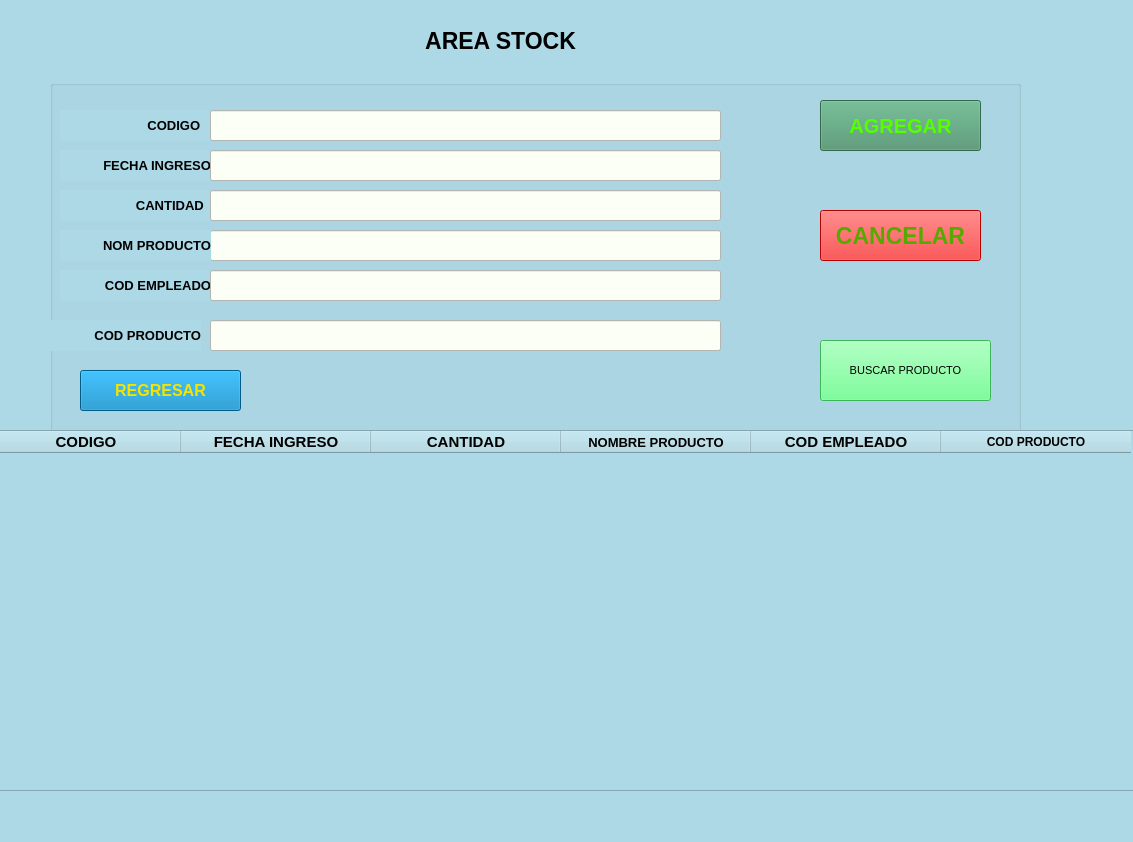
Before: the Qt Designer form view/registrarstock.ui in arturito76/proyecto, drawn with Qt 5.
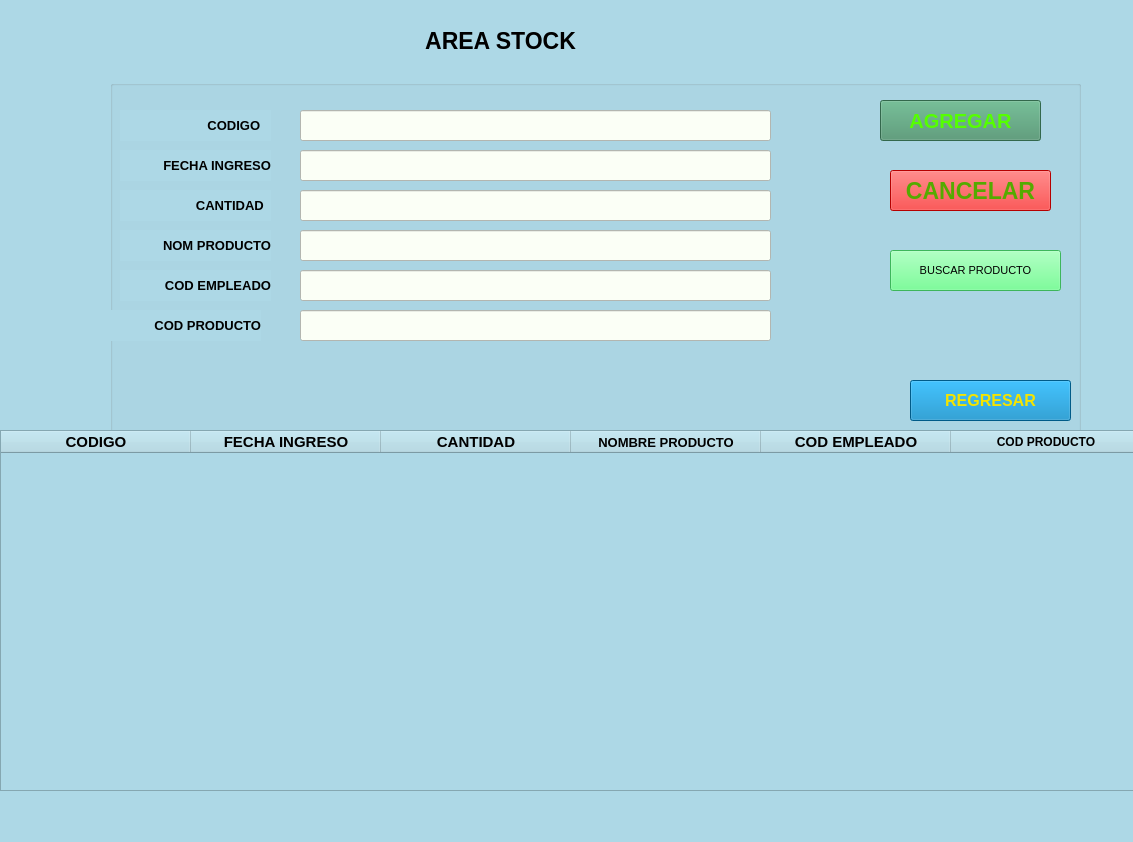
After: the same form once the commit is applied.

The edit to the form file:
```diff
--- a/view/registrarstock.ui
+++ b/view/registrarstock.ui
@@ -44,7 +44,7 @@
    <widget class="QGroupBox" name="groupBox">
     <property name="geometry">
      <rect>
-      <x>50</x>
+      <x>110</x>
       <y>80</y>
       <width>971</width>
       <height>371</height>
@@ -82,9 +82,9 @@
     <widget class="QLineEdit" name="codstock">
      <property name="geometry">
       <rect>
-       <x>160</x>
+       <x>190</x>
        <y>30</y>
-       <width>511</width>
+       <width>471</width>
        <height>31</height>
       </rect>
      </property>
@@ -121,9 +121,9 @@
     <widget class="QLineEdit" name="fechastock">
      <property name="geometry">
       <rect>
-       <x>160</x>
+       <x>190</x>
        <y>70</y>
-       <width>511</width>
+       <width>471</width>
        <height>31</height>
       </rect>
      </property>
@@ -160,9 +160,9 @@
     <widget class="QLineEdit" name="cantidadstock">
      <property name="geometry">
       <rect>
-       <x>160</x>
+       <x>190</x>
        <y>110</y>
-       <width>511</width>
+       <width>471</width>
        <height>31</height>
       </rect>
      </property>
@@ -176,9 +176,9 @@
     <widget class="QLineEdit" name="nombrestock">
      <property name="geometry">
       <rect>
-       <x>160</x>
+       <x>190</x>
        <y>150</y>
-       <width>511</width>
+       <width>471</width>
        <height>31</height>
       </rect>
      </property>
@@ -238,9 +238,9 @@
     <widget class="QLineEdit" name="codemple">
      <property name="geometry">
       <rect>
-       <x>160</x>
+       <x>190</x>
        <y>190</y>
-       <width>511</width>
+       <width>471</width>
        <height>31</height>
       </rect>
      </property>
@@ -257,7 +257,7 @@
        <x>770</x>
        <y>20</y>
        <width>161</width>
-       <height>51</height>
+       <height>41</height>
       </rect>
      </property>
      <property name="font">
@@ -278,10 +278,10 @@
     <widget class="QPushButton" name="cancelarstock">
      <property name="geometry">
       <rect>
-       <x>770</x>
-       <y>130</y>
+       <x>780</x>
+       <y>90</y>
        <width>161</width>
-       <height>51</height>
+       <height>41</height>
       </rect>
      </property>
      <property name="font">
@@ -302,8 +302,8 @@
     <widget class="QPushButton" name="regresar1">
      <property name="geometry">
       <rect>
-       <x>30</x>
-       <y>290</y>
+       <x>800</x>
+       <y>300</y>
        <width>161</width>
        <height>41</height>
       </rect>
@@ -327,7 +327,7 @@
      <property name="geometry">
       <rect>
        <x>0</x>
-       <y>240</y>
+       <y>230</y>
        <width>151</width>
        <height>31</height>
       </rect>
@@ -349,9 +349,9 @@
     <widget class="QLineEdit" name="codproductostock">
      <property name="geometry">
       <rect>
-       <x>160</x>
-       <y>240</y>
-       <width>511</width>
+       <x>190</x>
+       <y>230</y>
+       <width>471</width>
        <height>31</height>
       </rect>
      </property>
@@ -365,10 +365,10 @@
     <widget class="QPushButton" name="buscarproducto">
      <property name="geometry">
       <rect>
-       <x>770</x>
-       <y>260</y>
+       <x>780</x>
+       <y>170</y>
        <width>171</width>
-       <height>61</height>
+       <height>41</height>
       </rect>
      </property>
      <property name="font">
@@ -393,7 +393,7 @@
    <widget class="QTableWidget" name="tablastock">
     <property name="geometry">
      <rect>
-      <x>-10</x>
+      <x>0</x>
       <y>430</y>
       <width>1171</width>
       <height>361</height>
```
